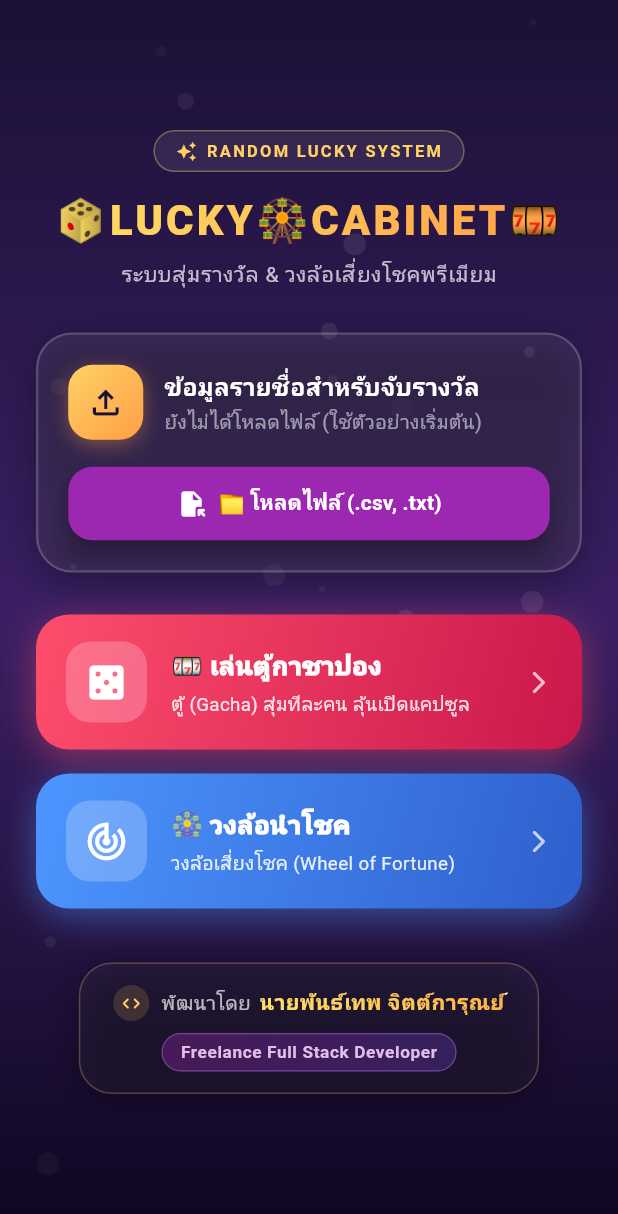
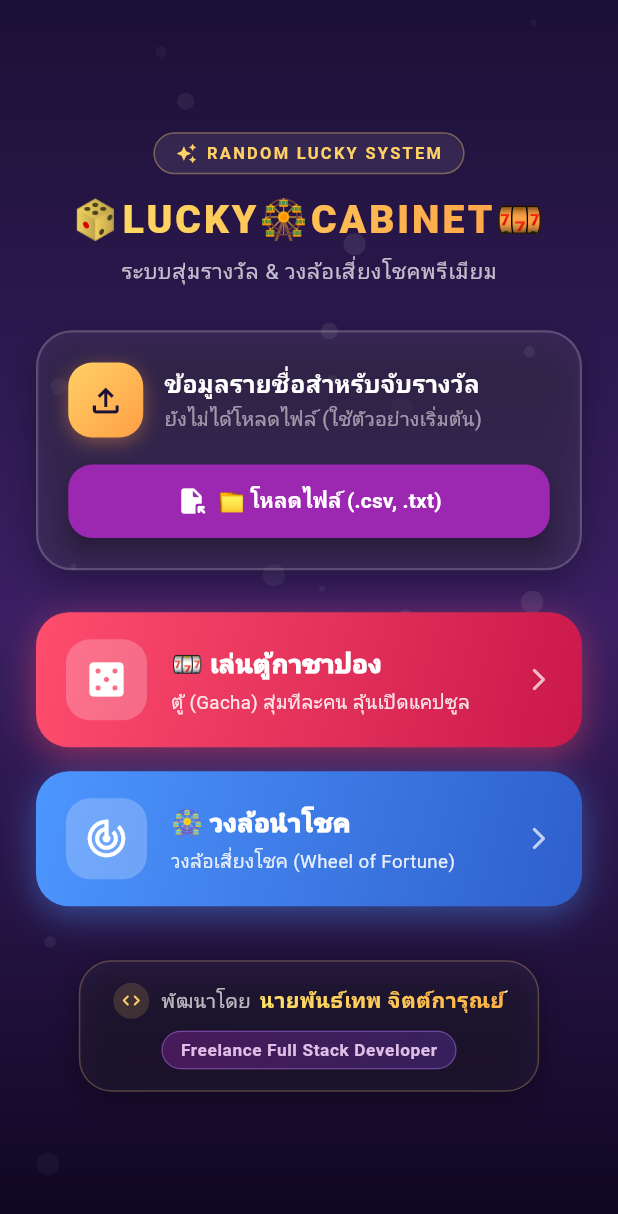
Before and after one commit to phanthep/RandomLucky, a Flutter app: the screen it shows after launch, on a phone screen of 412 x 824 dp. Shown: the top 1214 px of the screen. Run offline on Flutter 3.47's test engine with Material 3 defaults, Android fonts, the phone set to English and light mode, and no system bars; our stand-ins replace audioplayers, confetti, file_picker.

Commit message:
update label size

```diff
--- a/lib/mainmenu.dart
+++ b/lib/mainmenu.dart
@@ -329,7 +329,7 @@ class _MainMenuState extends State<MainMenu>
                             '🎲LUCKY🎡CABINET🎰',
                             textAlign: TextAlign.center,
                             style: TextStyle(
-                              fontSize: 28,
+                              fontSize: 26,
                               fontWeight: FontWeight.w900,
                               color: Colors.white,
                               letterSpacing: 2,
```
